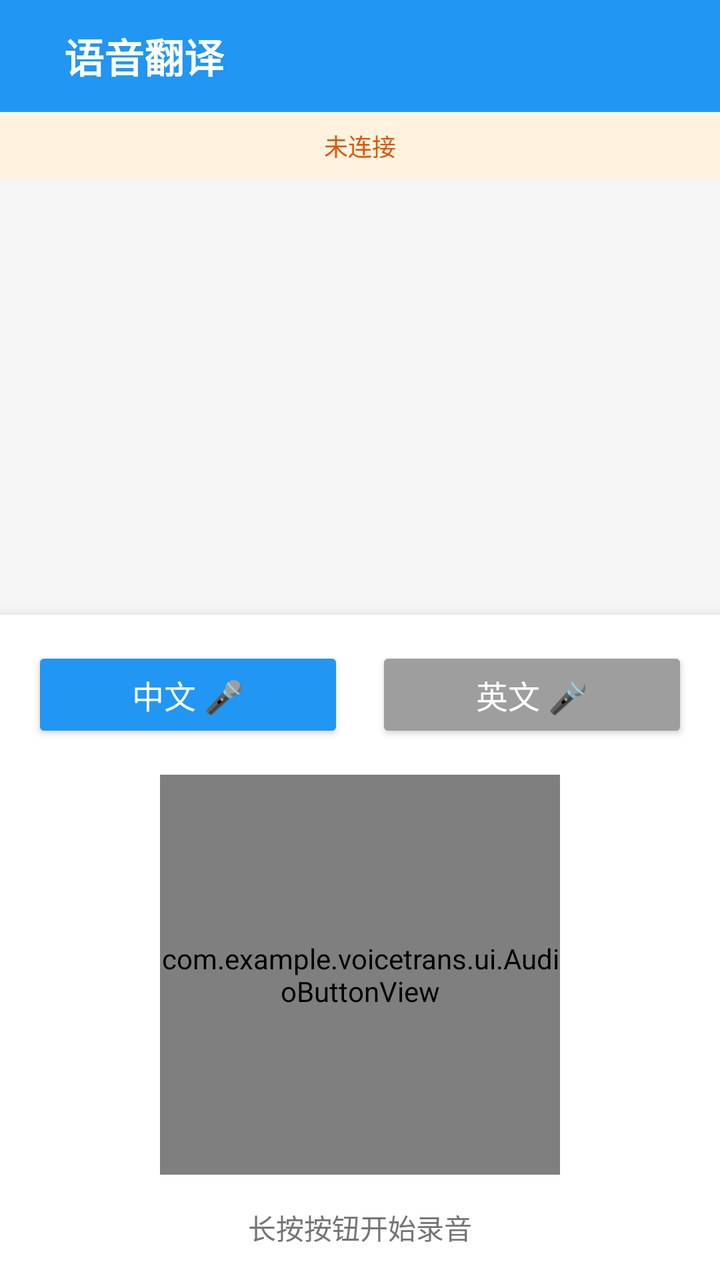
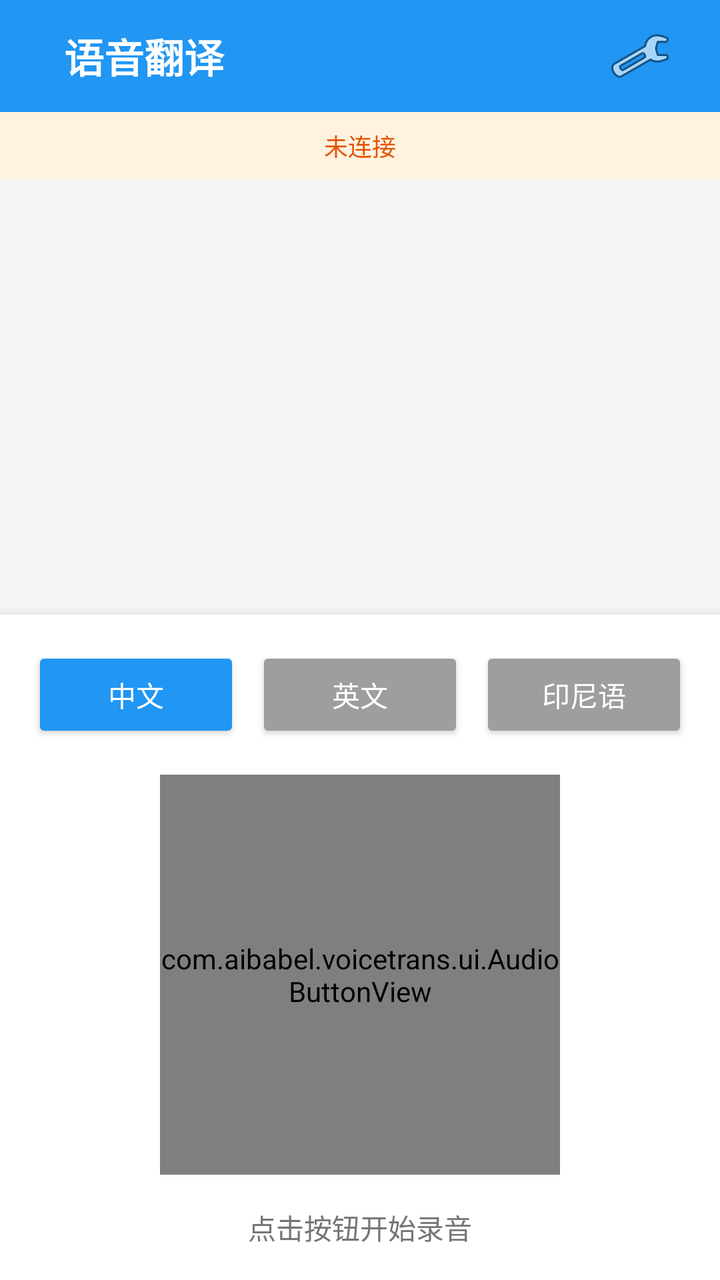

The first picture is an Android layout as it rendered before a commit; the second is the same layout after the commit. The layout source and the unified diff follow.
<!-- AndroidManifest.xml: application theme Theme.AppCompat.Light.NoActionBar -->
<!-- res/layout/activity_main.xml -->
<?xml version="1.0" encoding="utf-8"?>
<androidx.constraintlayout.widget.ConstraintLayout xmlns:android="http://schemas.android.com/apk/res/android"
    xmlns:app="http://schemas.android.com/apk/res-auto"
    xmlns:tools="http://schemas.android.com/tools"
    android:layout_width="match_parent"
    android:layout_height="match_parent"
    android:background="#F5F5F5"
    tools:context=".ui.MainActivity">

    
    <LinearLayout
        android:id="@+id/titleBar"
        android:layout_width="match_parent"
        android:layout_height="56dp"
        android:background="#2196F3"
        android:gravity="center_vertical"
        android:orientation="horizontal"
        android:paddingHorizontal="16dp"
        app:layout_constraintTop_toTopOf="parent">

        <TextView
            android:layout_width="wrap_content"
            android:layout_height="wrap_content"
            android:layout_marginStart="16dp"
            android:text="语音翻译"
            android:textColor="@android:color/white"
            android:textSize="20sp"
            android:textStyle="bold" />
    </LinearLayout>

    
    <TextView
        android:id="@+id/tvStatus"
        android:layout_width="match_parent"
        android:layout_height="wrap_content"
        android:background="#FFF3E0"
        android:gravity="center"
        android:padding="8dp"
        android:text="未连接"
        android:textColor="#E65100"
        android:textSize="12sp"
        app:layout_constraintTop_toBottomOf="@id/titleBar" />

    
    <androidx.recyclerview.widget.RecyclerView
        android:id="@+id/rvChat"
        android:layout_width="match_parent"
        android:layout_height="0dp"
        android:clipToPadding="false"
        android:padding="16dp"
        app:layout_constraintBottom_toTopOf="@id/bottomContainer"
        app:layout_constraintTop_toBottomOf="@id/tvStatus" />

    
    <LinearLayout
        android:id="@+id/bottomContainer"
        android:layout_width="match_parent"
        android:layout_height="wrap_content"
        android:background="@android:color/white"
        android:elevation="8dp"
        android:orientation="vertical"
        android:padding="16dp"
        app:layout_constraintBottom_toBottomOf="parent">

        
        <LinearLayout
            android:layout_width="match_parent"
            android:layout_height="wrap_content"
            android:layout_marginBottom="16dp"
            android:gravity="center"
            android:orientation="horizontal">

            <Button
                android:id="@+id/btnChinese"
                android:layout_width="0dp"
                android:layout_height="48dp"
                android:layout_marginEnd="8dp"
                android:layout_weight="1"
                android:backgroundTint="#2196F3"
                android:text="中文 🎤"
                android:textColor="@android:color/white"
                android:textSize="16sp" />

            <Button
                android:id="@+id/btnEnglish"
                android:layout_width="0dp"
                android:layout_height="48dp"
                android:layout_marginStart="8dp"
                android:layout_weight="1"
                android:backgroundTint="#9E9E9E"
                android:text="英文 🎤"
                android:textColor="@android:color/white"
                android:textSize="16sp" />
        </LinearLayout>

        
        <com.example.voicetrans.ui.AudioButtonView
            android:id="@+id/audioButtonView"
            android:layout_width="200dp"
            android:layout_height="200dp"
            android:layout_gravity="center" />

        
        <TextView
            android:id="@+id/tvRecordHint"
            android:layout_width="match_parent"
            android:layout_height="wrap_content"
            android:layout_marginTop="16dp"
            android:gravity="center"
            android:text="长按按钮开始录音"
            android:textColor="#757575"
            android:textSize="14sp" />

    </LinearLayout>

</androidx.constraintlayout.widget.ConstraintLayout>
<!-- resources referenced by this layout -->
<resources>

</resources>

<!-- the commit's change to res/layout/activity_main.xml (unified diff, before → after) -->
@@ -19,13 +19,24 @@
         app:layout_constraintTop_toTopOf="parent">
 
         <TextView
-            android:layout_width="wrap_content"
+            android:layout_width="0dp"
             android:layout_height="wrap_content"
+            android:layout_weight="1"
             android:layout_marginStart="16dp"
             android:text="语音翻译"
             android:textColor="@android:color/white"
             android:textSize="20sp"
             android:textStyle="bold" />
+
+        
+        <ImageButton
+            android:id="@+id/btnSettings"
+            android:layout_width="48dp"
+            android:layout_height="48dp"
+            android:background="?attr/selectableItemBackgroundBorderless"
+            android:src="@android:drawable/ic_menu_preferences"
+            android:contentDescription="设置"
+            app:tint="@android:color/white" />
     </LinearLayout>
 
     
@@ -74,27 +85,38 @@
                 android:id="@+id/btnChinese"
                 android:layout_width="0dp"
                 android:layout_height="48dp"
-                android:layout_marginEnd="8dp"
+                android:layout_marginEnd="4dp"
                 android:layout_weight="1"
                 android:backgroundTint="#2196F3"
-                android:text="中文 🎤"
+                android:text="中文"
                 android:textColor="@android:color/white"
-                android:textSize="16sp" />
+                android:textSize="14sp" />
 
             <Button
                 android:id="@+id/btnEnglish"
                 android:layout_width="0dp"
                 android:layout_height="48dp"
-                android:layout_marginStart="8dp"
+                android:layout_marginHorizontal="4dp"
                 android:layout_weight="1"
                 android:backgroundTint="#9E9E9E"
-                android:text="英文 🎤"
+                android:text="英文"
                 android:textColor="@android:color/white"
-                android:textSize="16sp" />
+                android:textSize="14sp" />
+
+            <Button
+                android:id="@+id/btnIndonesian"
+                android:layout_width="0dp"
+                android:layout_height="48dp"
+                android:layout_marginStart="4dp"
+                android:layout_weight="1"
+                android:backgroundTint="#9E9E9E"
+                android:text="印尼语"
+                android:textColor="@android:color/white"
+                android:textSize="14sp" />
         </LinearLayout>
 
         
-        <com.example.voicetrans.ui.AudioButtonView
+        <com.aibabel.voicetrans.ui.AudioButtonView
             android:id="@+id/audioButtonView"
             android:layout_width="200dp"
             android:layout_height="200dp"
@@ -107,7 +129,7 @@
             android:layout_height="wrap_content"
             android:layout_marginTop="16dp"
             android:gravity="center"
-            android:text="长按按钮开始录音"
+            android:text="点击按钮开始录音"
             android:textColor="#757575"
             android:textSize="14sp" />
 
